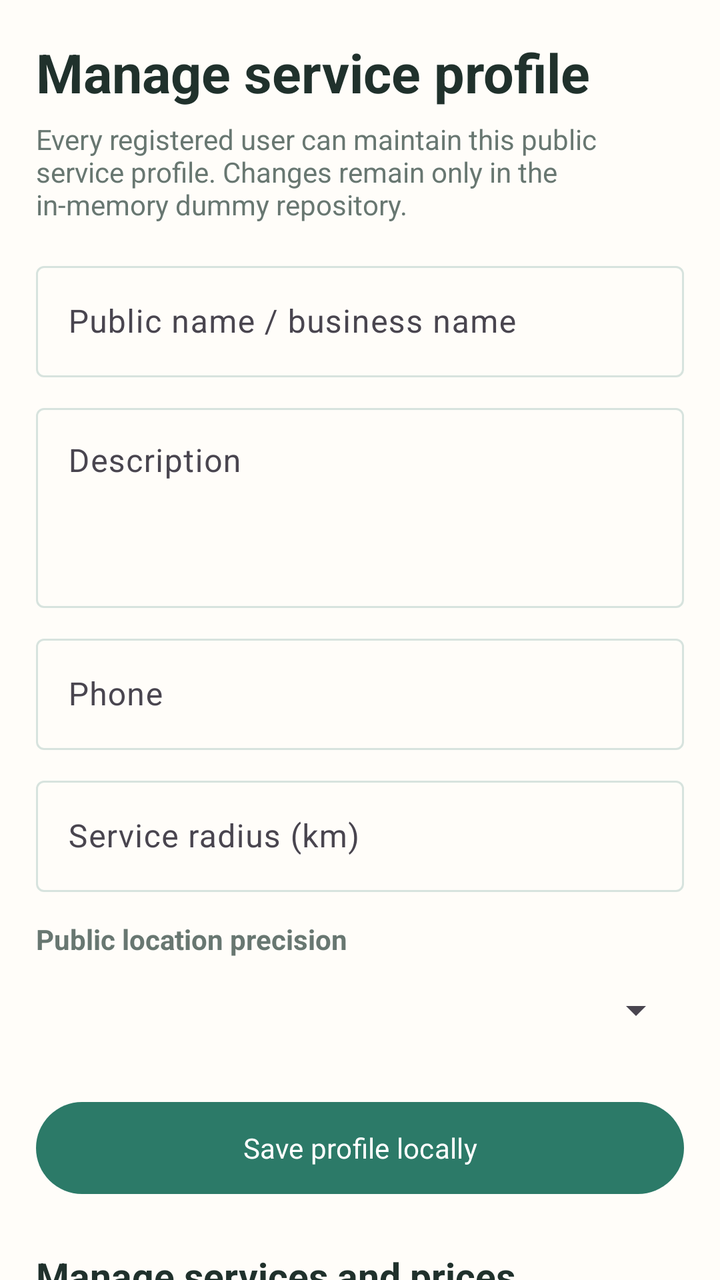
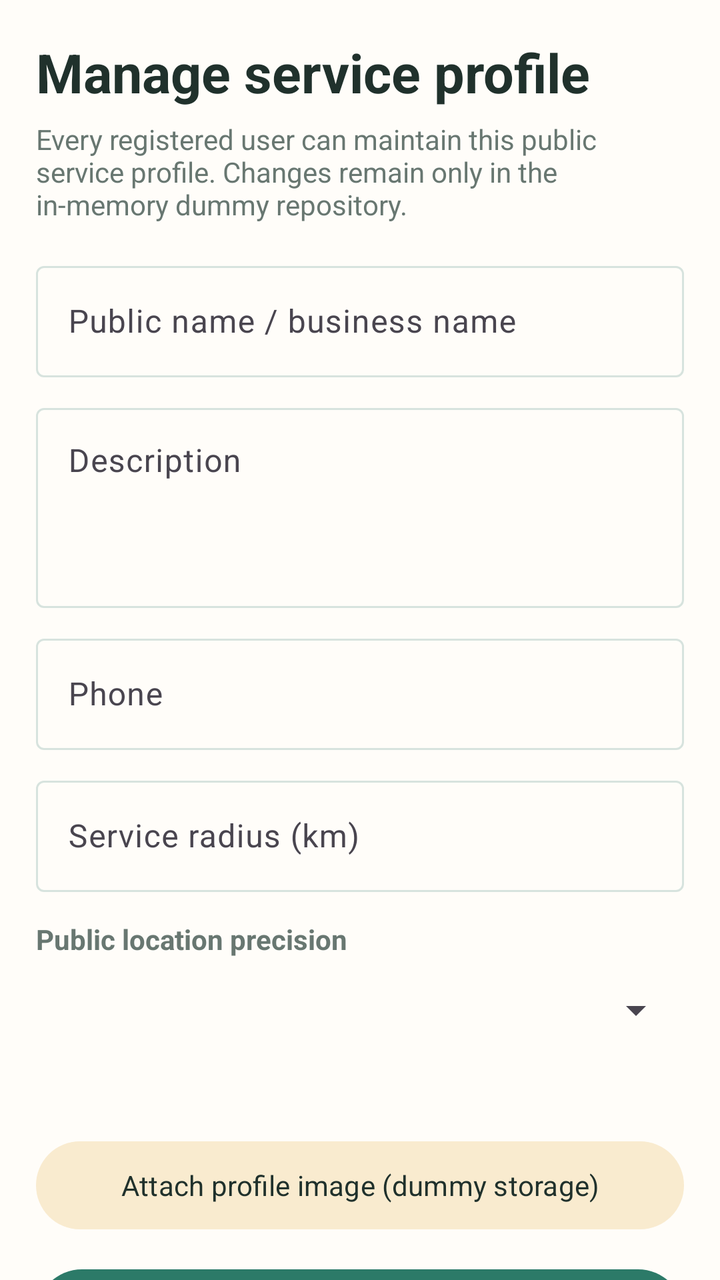

Two renders of the same Android screen: before a commit and after it. Below are the layout's source before the change and the commit's diff.
<!-- AndroidManifest.xml: application theme Theme.Khedmati -->
<!-- res/layout/fragment_manage_profile.xml -->
<?xml version="1.0" encoding="utf-8"?>
<androidx.core.widget.NestedScrollView xmlns:android="http://schemas.android.com/apk/res/android"
    xmlns:app="http://schemas.android.com/apk/res-auto"
    android:layout_width="match_parent"
    android:layout_height="match_parent"
    android:fillViewport="true"
    android:background="@color/khedmati_background">

    <LinearLayout
        android:layout_width="match_parent"
        android:layout_height="wrap_content"
        android:orientation="vertical"
        android:padding="18dp">

        <TextView
            android:layout_width="match_parent"
            android:layout_height="wrap_content"
            android:text="@string/manage_professional_profile"
            android:textColor="@color/khedmati_text_primary"
            android:textSize="27sp"
            android:textStyle="bold" />

        <TextView
            android:layout_width="match_parent"
            android:layout_height="wrap_content"
            android:layout_marginTop="6dp"
            android:text="@string/professional_management_dummy_notice"
            android:textColor="@color/khedmati_text_secondary"
            android:textSize="14sp" />

        <com.google.android.material.textfield.TextInputLayout
            android:layout_width="match_parent"
            android:layout_height="wrap_content"
            android:layout_marginTop="16dp"
            android:hint="@string/public_name"
            app:boxBackgroundMode="outline">
            <com.google.android.material.textfield.TextInputEditText
                android:id="@+id/nameInput"
                android:layout_width="match_parent"
                android:layout_height="wrap_content" />
        </com.google.android.material.textfield.TextInputLayout>

        <com.google.android.material.textfield.TextInputLayout
            android:layout_width="match_parent"
            android:layout_height="wrap_content"
            android:layout_marginTop="10dp"
            android:hint="@string/description"
            app:boxBackgroundMode="outline">
            <com.google.android.material.textfield.TextInputEditText
                android:id="@+id/descriptionInput"
                android:layout_width="match_parent"
                android:layout_height="100dp"
                android:gravity="top|start"
                android:inputType="textMultiLine" />
        </com.google.android.material.textfield.TextInputLayout>

        <com.google.android.material.textfield.TextInputLayout
            android:layout_width="match_parent"
            android:layout_height="wrap_content"
            android:layout_marginTop="10dp"
            android:hint="@string/phone"
            app:boxBackgroundMode="outline">
            <com.google.android.material.textfield.TextInputEditText
                android:id="@+id/phoneInput"
                android:layout_width="match_parent"
                android:layout_height="wrap_content"
                android:inputType="phone" />
        </com.google.android.material.textfield.TextInputLayout>

        <com.google.android.material.textfield.TextInputLayout
            android:layout_width="match_parent"
            android:layout_height="wrap_content"
            android:layout_marginTop="10dp"
            android:hint="@string/service_radius"
            app:boxBackgroundMode="outline">
            <com.google.android.material.textfield.TextInputEditText
                android:id="@+id/radiusInput"
                android:layout_width="match_parent"
                android:layout_height="wrap_content"
                android:inputType="number" />
        </com.google.android.material.textfield.TextInputLayout>

        <TextView
            android:layout_width="match_parent"
            android:layout_height="wrap_content"
            android:layout_marginTop="14dp"
            android:text="@string/public_location_precision"
            android:textColor="@color/khedmati_text_secondary"
            android:textStyle="bold" />

        <Spinner
            android:id="@+id/privacySpinner"
            android:layout_width="match_parent"
            android:layout_height="52dp" />

        <com.google.android.material.button.MaterialButton
            android:id="@+id/saveProfileButton"
            android:layout_width="match_parent"
            android:layout_height="54dp"
            android:layout_marginTop="16dp"
            android:text="@string/save_to_dummy_cloud" />

        <TextView
            android:layout_width="match_parent"
            android:layout_height="wrap_content"
            android:layout_marginTop="24dp"
            android:text="@string/manage_services"
            android:textColor="@color/khedmati_text_primary"
            android:textSize="19sp"
            android:textStyle="bold" />

        <androidx.recyclerview.widget.RecyclerView
            android:id="@+id/servicesList"
            android:layout_width="match_parent"
            android:layout_height="wrap_content"
            android:layout_marginTop="10dp"
            android:nestedScrollingEnabled="false" />

        <com.google.android.material.button.MaterialButton
            android:id="@+id/addServiceButton"
            style="@style/Widget.Material3.Button.TonalButton"
            android:layout_width="match_parent"
            android:layout_height="52dp"
            android:layout_marginTop="8dp"
            android:text="@string/add_service" />
    </LinearLayout>
</androidx.core.widget.NestedScrollView>
<!-- resources referenced by this layout -->
<resources>
  <color name="khedmati_background">#FFFDF9</color>
  <color name="khedmati_text_primary">#20312C</color>
  <color name="khedmati_text_secondary">#687771</color>
  <string name="add_service">Add service</string>
  <string name="description">Description</string>
  <string name="manage_professional_profile">Manage service profile</string>
  <string name="manage_services">Manage services and prices</string>
  <string name="phone">Phone</string>
  <string name="professional_management_dummy_notice">Every registered user can maintain this public service profile. Changes remain only in the in-memory dummy repository.</string>
  <string name="public_location_precision">Public location precision</string>
  <string name="public_name">Public name / business name</string>
  <string name="save_to_dummy_cloud">Save profile locally</string>
  <string name="service_radius">Service radius (km)</string>
  <color name="khedmati_primary">#2C7A68</color>
  <color name="khedmati_on_primary">#FFFFFF</color>
  <color name="khedmati_primary_container">#DDEFE9</color>
  <color name="khedmati_primary_dark">#1F594D</color>
  <color name="khedmati_secondary">#D39A4A</color>
  <color name="khedmati_secondary_container">#F9EBCF</color>
  <color name="khedmati_surface">#FFFFFF</color>
  <color name="khedmati_surface_soft">#F1F6F3</color>
  <color name="khedmati_outline">#D7E3DE</color>
  <style name="Widget.Khedmati.EditText" parent="@android:style/Widget.Material.EditText">
          <item name="android:background">@drawable/bg_input</item>
          <item name="android:backgroundTint">@null</item>
          <item name="android:textColor">@color/khedmati_text_primary</item>
          <item name="android:textColorHint">@color/khedmati_text_secondary</item>
          <item name="android:textSize">15sp</item>
          <item name="android:minHeight">54dp</item>
          <item name="android:fontFamily">sans-serif</item>
      </style>
  <style name="Widget.Khedmati.Chip" parent="Widget.Material3.Chip.Assist">
          <item name="chipBackgroundColor">@color/khedmati_surface</item>
          <item name="chipStrokeColor">@color/khedmati_outline</item>
          <item name="chipStrokeWidth">1dp</item>
          <item name="chipMinHeight">42dp</item>
          <item name="rippleColor">@color/khedmati_primary_container</item>
          <item name="android:textColor">@color/khedmati_primary_dark</item>
          <item name="android:textSize">14sp</item>
          <item name="android:fontFamily">sans-serif-medium</item>
          <item name="shapeAppearanceOverlay">@style/ShapeAppearance.Khedmati.Pill</item>
      </style>
  <!-- drawable bg_button_tonal (drawable) -->
  <?xml version="1.0" encoding="utf-8"?>
  <ripple xmlns:android="http://schemas.android.com/apk/res/android"
      android:color="#222C7A68">
      <item>
          <shape android:shape="rectangle">
              <solid android:color="#EDF6F2" />
              <stroke android:width="1dp" android:color="@color/khedmati_outline" />
              <corners android:radius="14dp" />
              <padding
                  android:left="14dp"
                  android:top="10dp"
                  android:right="14dp"
                  android:bottom="10dp" />
          </shape>
      </item>
  </ripple>
  <style name="ShapeAppearance.Khedmati.Pill">
          <item name="cornerFamily">rounded</item>
          <item name="cornerSize">50%</item>
      </style>
</resources>

<!-- the commit's change to res/layout/fragment_manage_profile.xml (unified diff, before → after) -->
@@ -93,11 +93,27 @@
             android:layout_width="match_parent"
             android:layout_height="52dp" />
 
+        <TextView
+            android:id="@+id/profileImageStatus"
+            android:layout_width="match_parent"
+            android:layout_height="wrap_content"
+            android:layout_marginTop="12dp"
+            android:textColor="@color/khedmati_text_secondary"
+            android:textSize="13sp" />
+
+        <com.google.android.material.button.MaterialButton
+            android:id="@+id/profileImageButton"
+            style="@style/Widget.Material3.Button.TonalButton"
+            android:layout_width="match_parent"
+            android:layout_height="52dp"
+            android:layout_marginTop="6dp"
+            android:text="@string/upload_profile_image_dummy" />
+
         <com.google.android.material.button.MaterialButton
             android:id="@+id/saveProfileButton"
             android:layout_width="match_parent"
             android:layout_height="54dp"
-            android:layout_marginTop="16dp"
+            android:layout_marginTop="12dp"
             android:text="@string/save_to_dummy_cloud" />
 
         <TextView
<!-- resource entries referenced after the edit -->
@@ -13,6 +13,7 @@
   <string name="public_name">Public name / business name</string>
   <string name="save_to_dummy_cloud">Save profile locally</string>
   <string name="service_radius">Service radius (km)</string>
+  <string name="upload_profile_image_dummy">Attach profile image (dummy storage)</string>
   <color name="khedmati_primary">#2C7A68</color>
   <color name="khedmati_on_primary">#FFFFFF</color>
   <color name="khedmati_primary_container">#DDEFE9</color>
